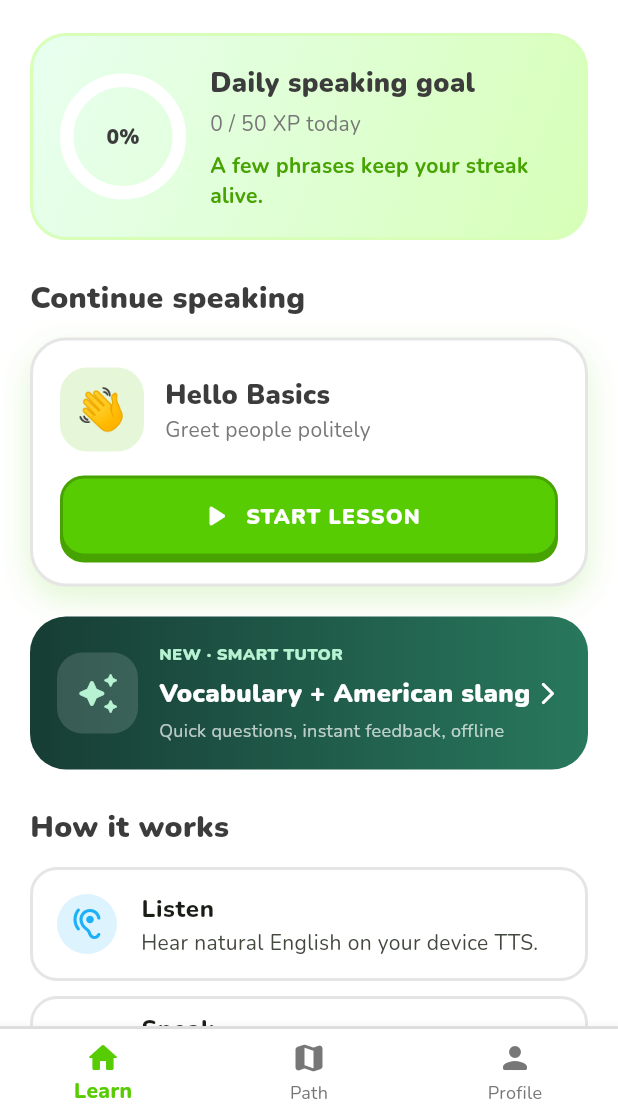
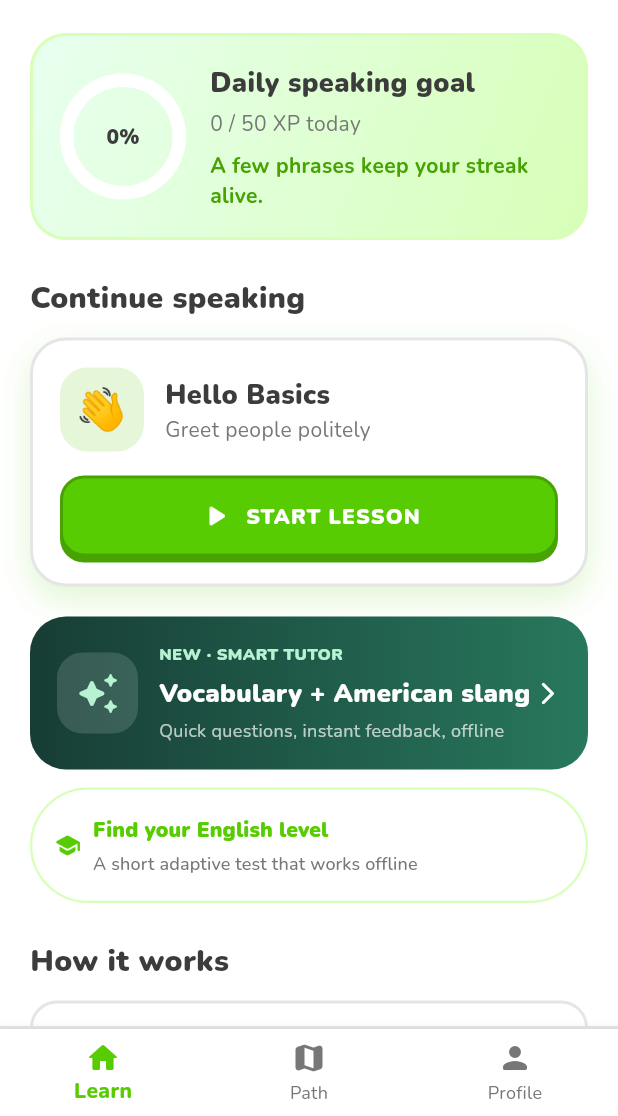
Before and after one commit to Ahmed887v/2547-, a Flutter app: the screen it shows after launch, on a phone screen of 412 x 824 dp, the part 120-1236 px from its top. Run offline on Flutter 3.47's test engine with Material 3 defaults, Android fonts, the phone set to English and light mode, and no system bars; drawn by our look-alikes of percent_indicator; our stand-ins replace confetti, flutter_tts, google_fonts, shared_preferences, speech_to_text.

Commit message:
Link adaptive placement test from home screen

```diff
--- a/lib/screens/home_screen.dart
+++ b/lib/screens/home_screen.dart
@@ -10,6 +10,7 @@ import 'lesson_map_screen.dart';
 import 'profile_screen.dart';
 import 'practice_screen.dart';
 import 'smart_tutor_screen.dart';
+import 'placement_test_screen.dart';
 
 class HomeScreen extends StatefulWidget {
   const HomeScreen({super.key});
@@ -245,6 +246,32 @@ class _LearnTab extends StatelessWidget {
             ),
           ),
         ),
+        const SizedBox(height: 12),
+        OutlinedButton.icon(
+          style: OutlinedButton.styleFrom(
+            padding: const EdgeInsets.symmetric(horizontal: 16, vertical: 18),
+            alignment: Alignment.centerLeft,
+            side: const BorderSide(color: AppColors.greenSoft, width: 1.5),
+          ),
+          onPressed: () => Navigator.of(context).push(
+            MaterialPageRoute(
+              builder: (_) => const PlacementTestScreen(),
+            ),
+          ),
+          icon: const Icon(Icons.school_rounded, color: AppColors.green),
+          label: const Expanded(
+            child: Column(
+              crossAxisAlignment: CrossAxisAlignment.start,
+              children: [
+                Text('Find your English level',
+                    style: TextStyle(fontWeight: FontWeight.w900)),
+                SizedBox(height: 4),
+                Text('A short adaptive test that works offline',
+                    style: TextStyle(color: AppColors.muted, fontSize: 12)),
+              ],
+            ),
+          ),
+        ),
         const SizedBox(height: 24),
         const Text(
           'How it works',
```
